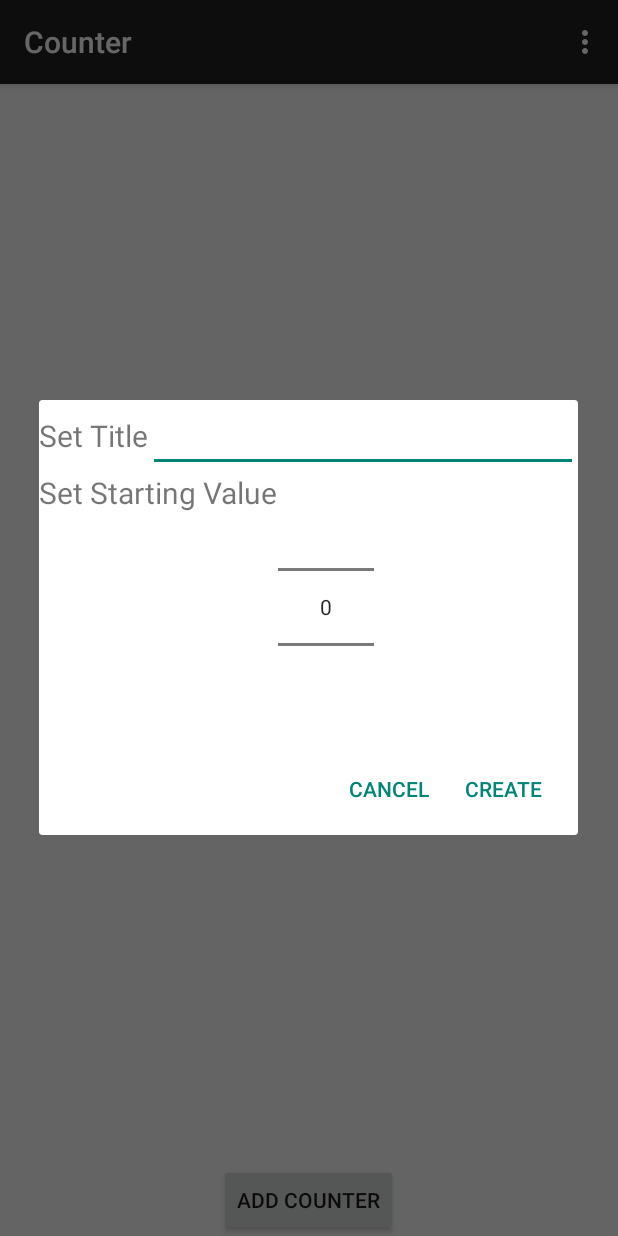
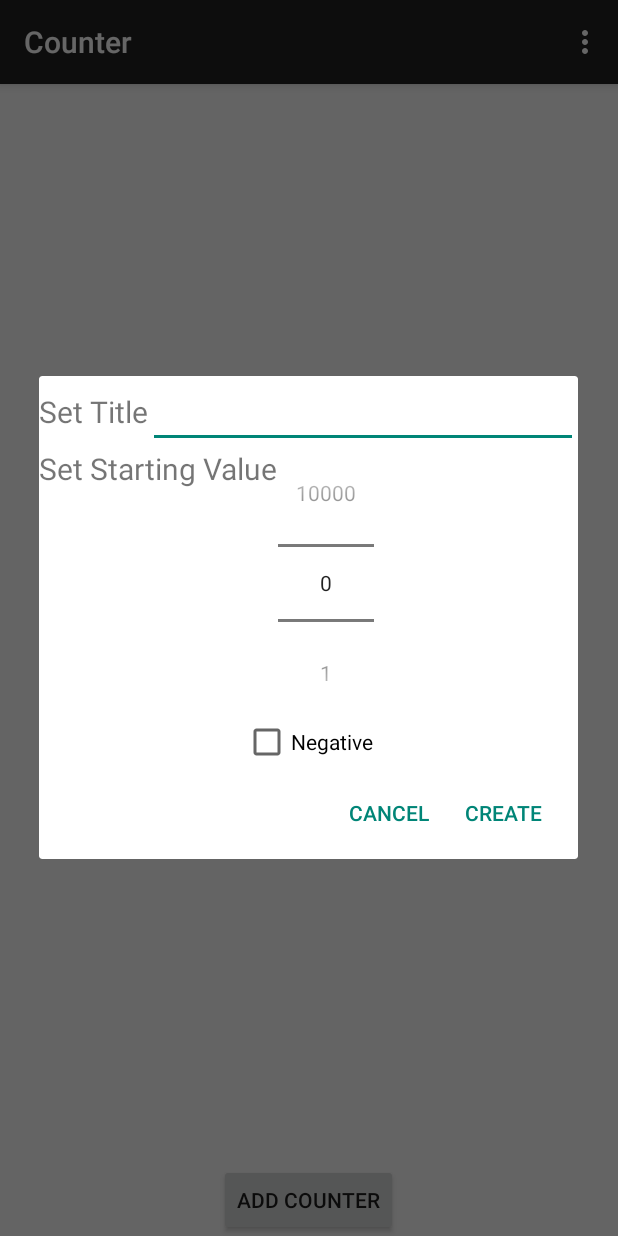
Before and after one commit to adrsamanta/CounterApp, an Android app: the screen it shows after launch (MainActivity), after a tap on "ADD COUNTER", on a phone screen of 412 x 824 dp. Run offline under Robolectric (Android 15) with nearby library versions, the phone set to English and light mode, and no system bars.

```diff
--- a/app/src/main/res/layout/create_counter.xml
+++ b/app/src/main/res/layout/create_counter.xml
@@ -36,14 +36,29 @@
             android:layout_height="fill_parent"
             android:text="@string/set_start_val"
             android:id="@+id/textView2"
-            android:textSize="20sp" />
+            android:textSize="20sp"
+            android:textAlignment="gravity"
+            android:layout_gravity="center" />
 
         <NumberPicker
             android:layout_width="wrap_content"
             android:layout_height="wrap_content"
             android:id="@+id/start_Val_Picker"
-            android:orientation="horizontal" />
+            android:orientation="vertical" />
 
     </LinearLayout>
 
+    <LinearLayout
+        android:orientation="horizontal"
+        android:layout_width="wrap_content"
+        android:layout_height="wrap_content"
+        android:layout_gravity="center_horizontal">
+
+        <CheckBox
+            android:layout_width="wrap_content"
+            android:layout_height="wrap_content"
+            android:text="@string/negative"
+            android:id="@+id/negCheckBox" />
+    </LinearLayout>
+
 </LinearLayout>
--- a/app/src/main/res/values/strings.xml
+++ b/app/src/main/res/values/strings.xml
@@ -17,6 +17,7 @@
     <string name="set_start_val">Set Starting Value</string>
     <string name="create_counter">Create</string>
     <string name="cancel">Cancel</string>
+    <string name="negative">Negative</string>
 
 
 </resources>
```
Also changed, not shown: app/src/main/java/com/samanta/alan/counter/CreateCounterDialog.java (+32 -2 lines).
